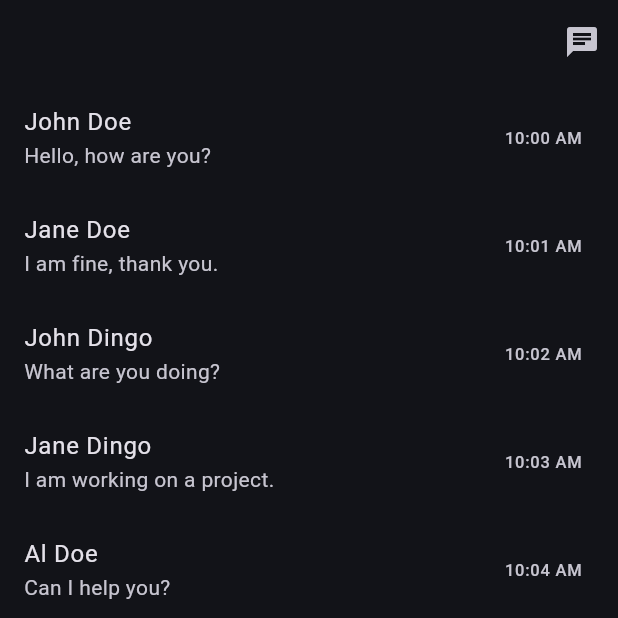
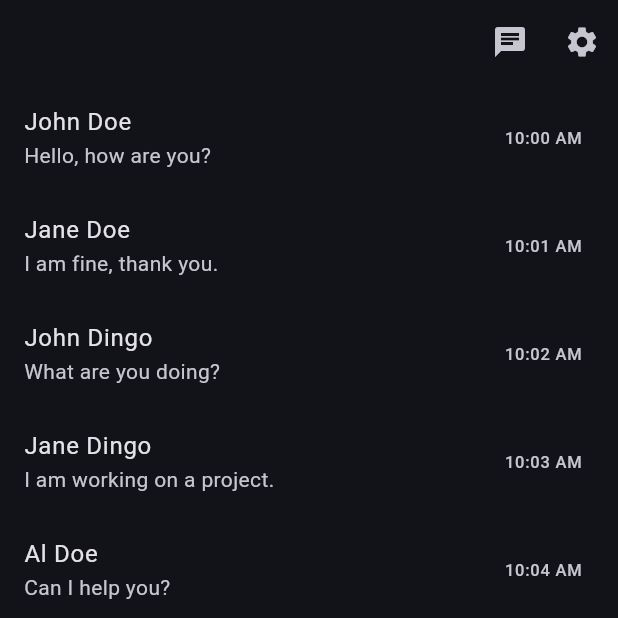
Before and after one commit to SynapseNets/SynapseChat, a Flutter app: the Chat screen opened by its route, on a phone screen of 412 x 824 dp, the top half of it. Run offline on Flutter 3.47's test engine with Material 3 defaults, Android fonts, the phone set to English and light mode, and no system bars.

Commit message:
added settings button

```diff
--- a/client/lib/chat.dart
+++ b/client/lib/chat.dart
@@ -19,7 +19,8 @@ class _ChatState extends State<Chat> {
       appBar: AppBar( //temporary appBar
        automaticallyImplyLeading: false,
         actions: [
-          IconButton(onPressed: () => setState(() {_chatFocus = !_chatFocus;}), icon: const Icon(Icons.chat))
+          IconButton(onPressed: () => setState(() {_chatFocus = !_chatFocus;}), icon: const Icon(Icons.chat)),
+          IconButton(onPressed: () => setState(() {Navigator.pushNamed(context, '/settings');}), icon: const Icon(Icons.settings))
         ],
       ),
         body: NotificationListener<SizeChangedLayoutNotification>(
--- a/client/lib/main.dart
+++ b/client/lib/main.dart
@@ -3,7 +3,7 @@ import 'package:flutter/material.dart';
 import 'loginpage.dart';
 import 'registrationpage.dart';
 import 'chat.dart';
-
+import 'settingspage.dart';
 
 void main() {
   runApp(const SynapseNetsApp());
@@ -27,6 +27,7 @@ class SynapseNetsApp extends StatelessWidget {
         '/login': (context) => const LoginPage(),
         '/registration': (context) => const Registrationpage(),
         '/chat' : (context) => const Chat(),
+        '/settings' : (context) => const SettingsPage(),
       },
     );
   }
```
Also changed, not shown: 1 other file.
